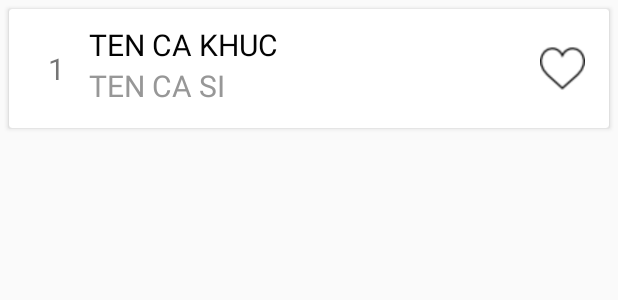
After one commit to manhvxhg/Mp3ZingProject, an Android app: the layout list_song_row.xml on its own in the app's theme, with its tools: preview values and no code run, on a phone screen of 412 x 824 dp. The commit adds this screen. Shown: the top 300 px of the screen. Run offline under Robolectric (Android 15) with nearby library versions, the phone set to English and light mode, and no system bars.

Commit message:
commit from mac

```diff
--- a/app/src/main/java/com/example/manhnd16/mp3zingproject/constant/Constant.java
+++ b/app/src/main/java/com/example/manhnd16/mp3zingproject/constant/Constant.java
@@ -4,4 +4,5 @@ public class Constant {
 
     // Intent name banner
     public static final String INTENT_NAME_BANNER = "banner";
+    public static final String INTENT_NAME_PLAYLIST = "playlist";
 }
--- a/app/src/main/java/com/example/manhnd16/mp3zingproject/model/PlayList.java
+++ b/app/src/main/java/com/example/manhnd16/mp3zingproject/model/PlayList.java
@@ -3,11 +3,13 @@ package com.example.manhnd16.mp3zingproject.model;
 import com.google.gson.annotations.Expose;
 import com.google.gson.annotations.SerializedName;
 
+import java.io.Serializable;
+
 /**
  * Created by mac on 7/16/18.
  */
 
-public class PlayList {
+public class PlayList implements Serializable {
 
     @SerializedName("playlist_id")
     @Expose
--- a/app/src/main/java/com/example/manhnd16/mp3zingproject/model/Subject.java
+++ b/app/src/main/java/com/example/manhnd16/mp3zingproject/model/Subject.java
@@ -30,7 +30,6 @@ public class Subject {
     public String getSubjectName() {
         return subjectName;
     }
-
     public void setSubjectName(String subjectName) {
         this.subjectName = subjectName;
     }
--- /dev/null
+++ b/app/src/main/res/layout/list_song_row.xml
@@ -0,0 +1,51 @@
+<?xml version="1.0" encoding="utf-8"?>
+<android.support.v7.widget.CardView
+    xmlns:android="http://schemas.android.com/apk/res/android" android:layout_width="match_parent"
+    android:layout_height="wrap_content"
+    android:layout_margin="@dimen/dp_6"
+    android:elevation="@dimen/dp_6"
+    >
+    <RelativeLayout
+        android:padding="@dimen/dp_10"
+        android:layout_width="match_parent"
+        android:layout_height="match_parent">
+        <TextView
+            android:id="@+id/list_song_index_textview"
+            android:layout_width="wrap_content"
+            android:layout_height="wrap_content"
+            android:textSize="@dimen/sp_20"
+            android:text="1"
+            android:layout_margin="@dimen/dp_16"
+            />
+        <TextView
+            android:id="@+id/list_song_name_textview"
+            android:maxWidth="@dimen/dp_250"
+            android:ellipsize="end"
+            android:maxLines="1"
+            android:text="TEN CA KHUC"
+            android:textSize="@dimen/sp_20"
+            android:layout_toRightOf="@id/list_song_index_textview"
+            android:textColor="@color/colorSongListSong"
+            android:layout_width="wrap_content"
+            android:layout_height="wrap_content" />
+        <TextView
+            android:id="@+id/list_song_sing_name_textview"
+            android:layout_width="wrap_content"
+            android:layout_height="wrap_content"
+            android:text="TEN CA SI"
+            android:layout_toRightOf="@id/list_song_index_textview"
+            android:layout_below="@id/list_song_name_textview"
+            android:textColor="@color/colorSingerListSong"
+            android:textSize="@dimen/sp_20"
+            />
+        <ImageView
+            android:id="@+id/favourite_image_list_song_detail"
+            android:layout_width="@dimen/dp_30"
+            android:layout_height="@dimen/dp_30"
+            android:layout_alignParentRight="true"
+            android:layout_centerVertical="true"
+            android:layout_marginRight="@dimen/dp_6"
+            android:src="@drawable/iconlove"
+            />
+    </RelativeLayout>
+</android.support.v7.widget.CardView>
--- a/app/src/main/res/values/colors.xml
+++ b/app/src/main/res/values/colors.xml
@@ -14,4 +14,6 @@
     <color name="color_text_song_hot">#363636</color>
     <color name="color_single_text_song_hot">#8a8c8c</color>
     <color name="colorFloatingButton">#a845de</color>
+    <color name="colorSingerListSong">#979797</color>
+    <color name="colorSongListSong">#030303</color>
 </resources>
--- a/app/src/main/res/values/dimens.xml
+++ b/app/src/main/res/values/dimens.xml
@@ -27,4 +27,5 @@
     <dimen name="dp_300">300dp</dimen>
     <dimen name="dp_32">32dp</dimen>
     <dimen name="dp_74">74dp</dimen>
+    <dimen name="dp_250">250dp</dimen>
 </resources>
```
Also changed, not shown: app/src/main/java/com/example/manhnd16/mp3zingproject/activity/ListSongActivity.java (+119 -2 lines), app/src/main/java/com/example/manhnd16/mp3zingproject/adapter/ListSongAdapter.java (added, +62 -0 lines), app/src/main/java/com/example/manhnd16/mp3zingproject/adapter/PlaylistAdapter.java (+8 -0 lines), app/src/main/java/com/example/manhnd16/mp3zingproject/fragment/PlaylistFragment.java (+16 -1 lines), app/src/main/java/com/example/manhnd16/mp3zingproject/service/ServiceListener.java (+12 -0 lines).
